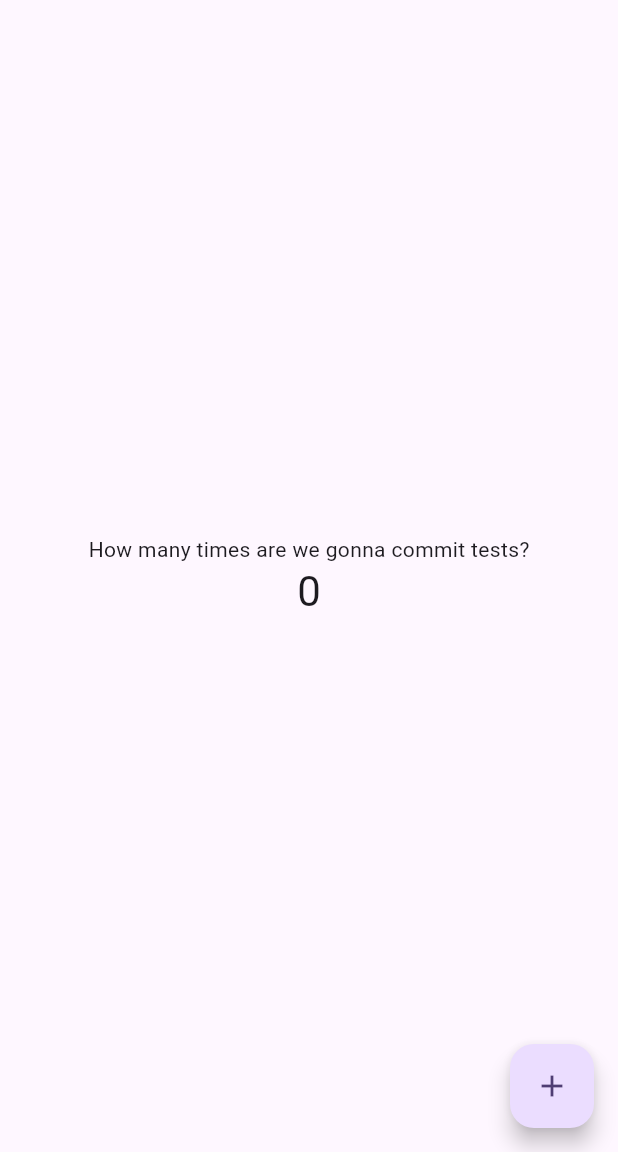
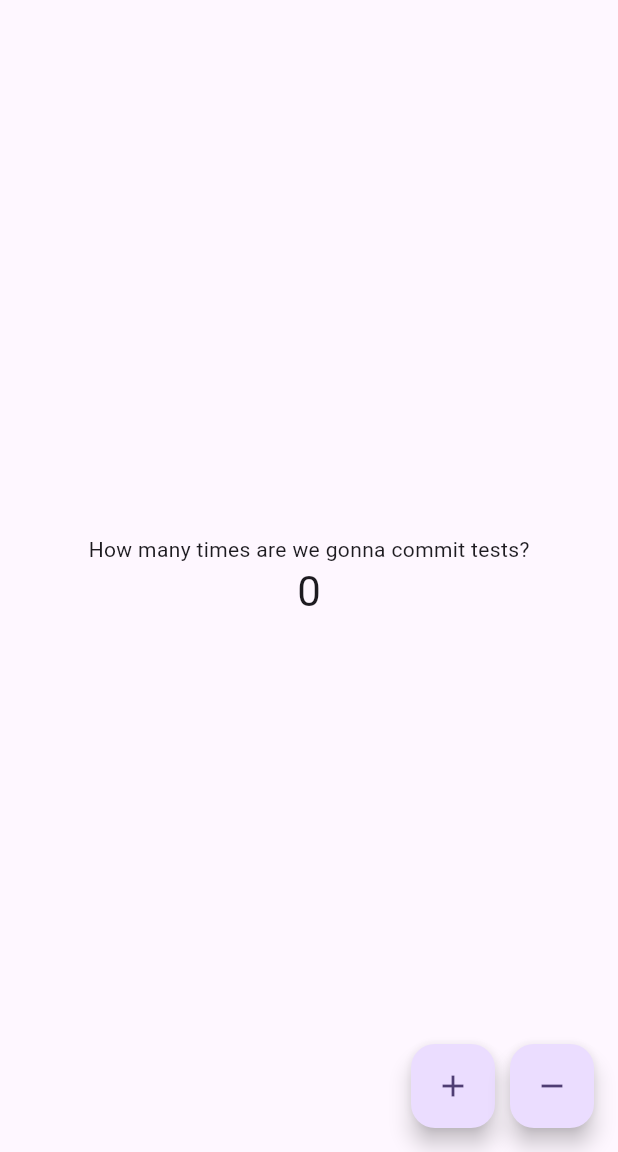
Before and after one commit to Radio-Babylon/babylon_app, a Flutter app: the screen it shows after launch, on a phone screen of 412 x 824 dp, the part 84-1236 px from its top. Run offline on Flutter 3.47's test engine with Material 3 defaults, Android fonts, the phone set to English and light mode, and no system bars.

Commit message:
babylon another button test

```diff
--- a/lib/main.dart
+++ b/lib/main.dart
@@ -68,6 +68,14 @@ class _MyHomePageState extends State<MyHomePage> {
     });
   }
 
+  void _decrementCounter() {
+    setState(() {
+      if (_counter > 0) {
+        _counter--;
+      }
+    });
+  }
+
   @override
   Widget build(BuildContext context) {
     // This method is rerun every time setState is called, for instance as done
@@ -115,10 +123,21 @@ class _MyHomePageState extends State<MyHomePage> {
           ],
         ),
       ),
-      floatingActionButton: FloatingActionButton(
-        onPressed: _incrementCounter,
-        tooltip: 'Increment',
-        child: const Icon(Icons.add),
+      floatingActionButton: Row(
+        mainAxisAlignment: MainAxisAlignment.end,
+        children: [
+          FloatingActionButton(
+            onPressed: _incrementCounter,
+            tooltip: 'Increment',
+            child: const Icon(Icons.add),
+          ),
+          SizedBox(width: 10),  // Espacio entre botones
+          FloatingActionButton(
+            onPressed: _decrementCounter,  // Usa la nueva función aquí
+            tooltip: 'Decrement',
+            child: const Icon(Icons.remove),  // Icono de disminución
+          ),
+        ],
       ), // This trailing comma makes auto-formatting nicer for build methods.
     );
   }
```
